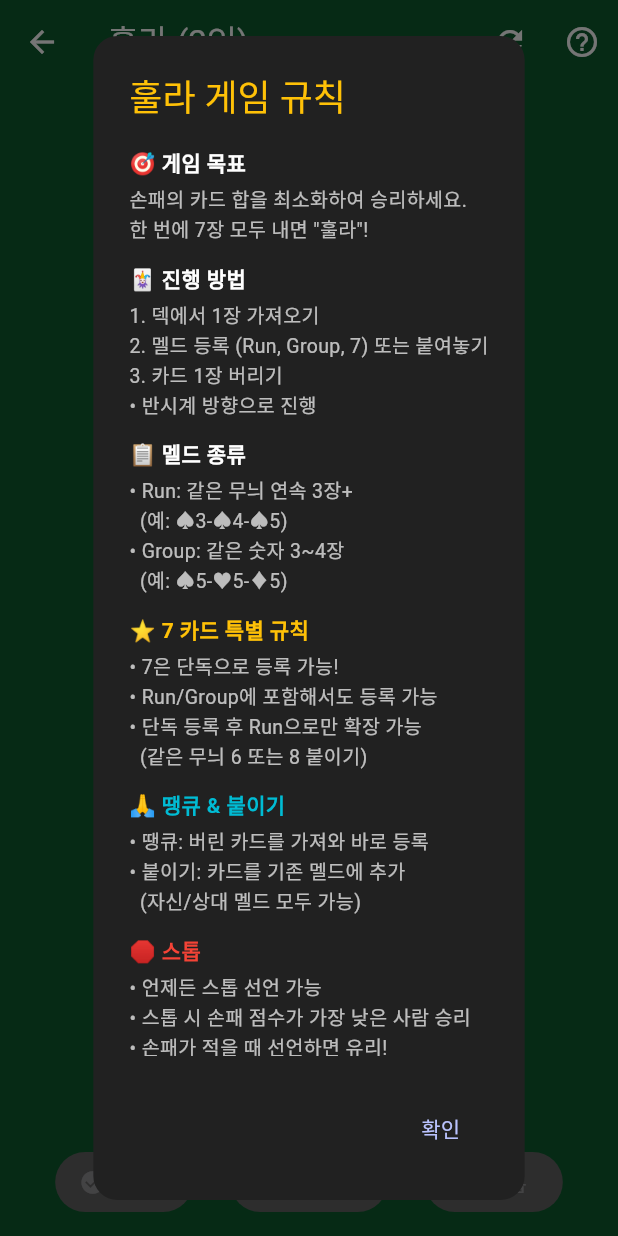
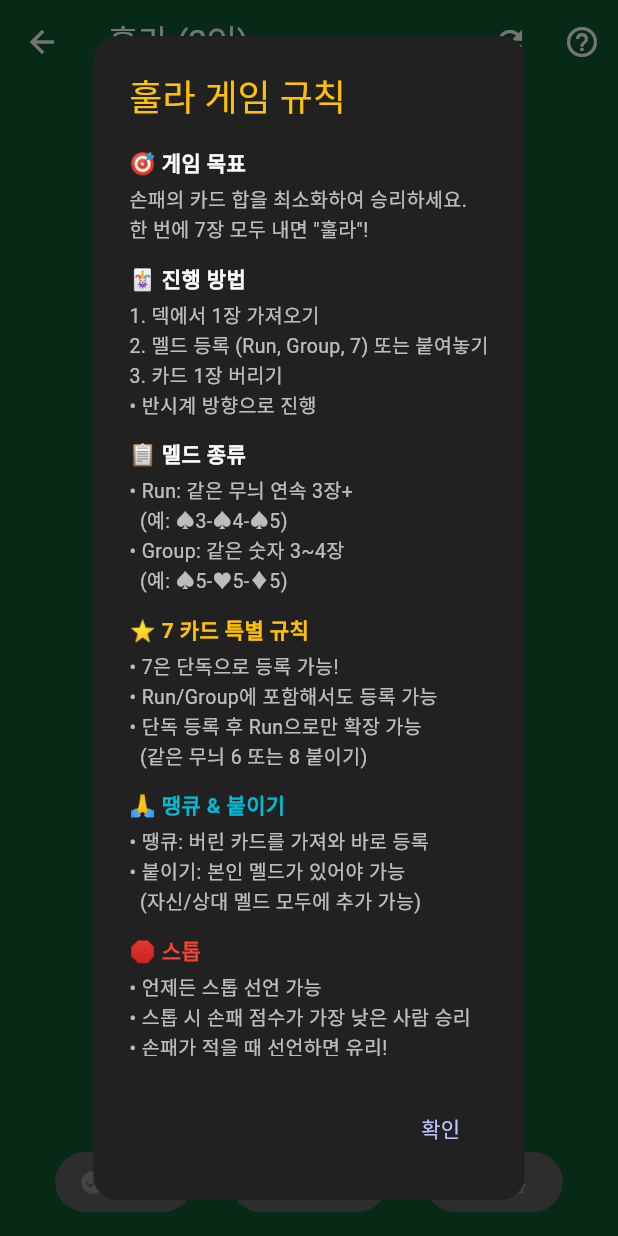
Before and after one commit to mhpark03/games, a Flutter app: the HulaScreen screen opened directly, after a tap on the "help outline" icon, on a phone screen of 412 x 824 dp. Run offline on Flutter 3.47's test engine with Material 3 defaults, Android fonts, the phone set to English and light mode, and no system bars; our stand-ins replace shared_preferences; accounts and stored records are empty.

Commit message:
훌라 붙이기 규칙 설명 보완
- 붙이기는 본인 멜드가 있어야 가능하다는 조건 추가

```diff
--- a/lib/games/hula/hula_screen.dart
+++ b/lib/games/hula/hula_screen.dart
@@ -3786,8 +3786,8 @@ class _HulaScreenState extends State<HulaScreen> with TickerProviderStateMixin {
               SizedBox(height: 4),
               Text(
                 '• 땡큐: 버린 카드를 가져와 바로 등록\n'
-                '• 붙이기: 카드를 기존 멜드에 추가\n'
-                '  (자신/상대 멜드 모두 가능)',
+                '• 붙이기: 본인 멜드가 있어야 가능\n'
+                '  (자신/상대 멜드 모두에 추가 가능)',
                 style: TextStyle(color: Colors.white70, fontSize: 13),
               ),
               SizedBox(height: 12),
```
